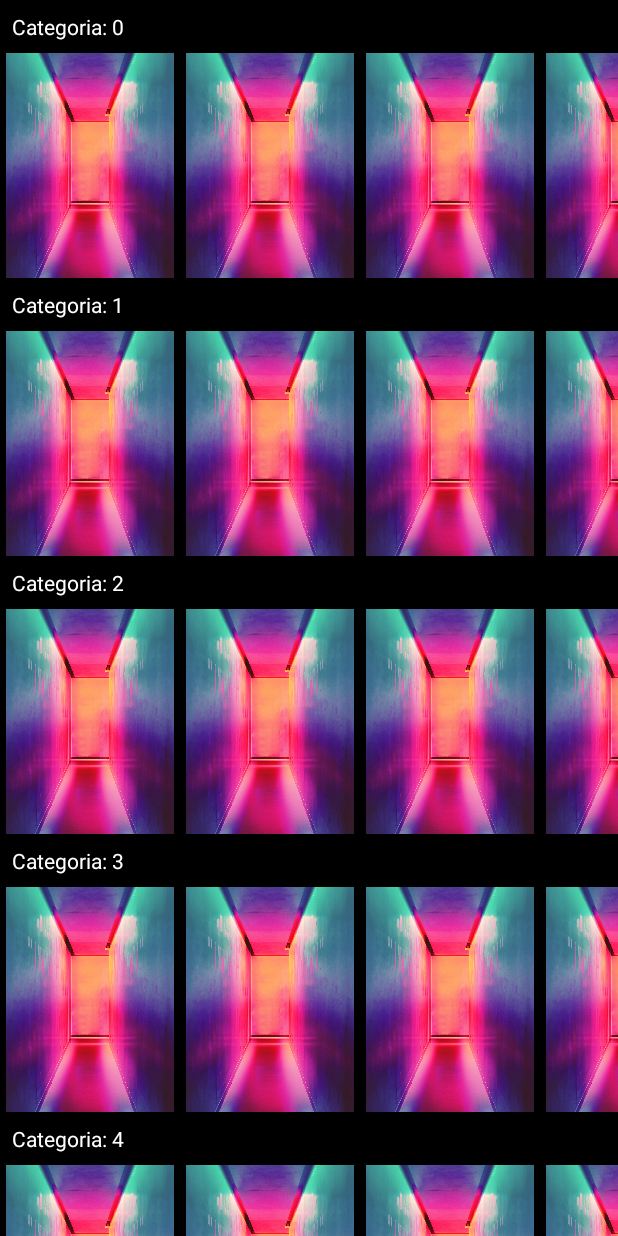
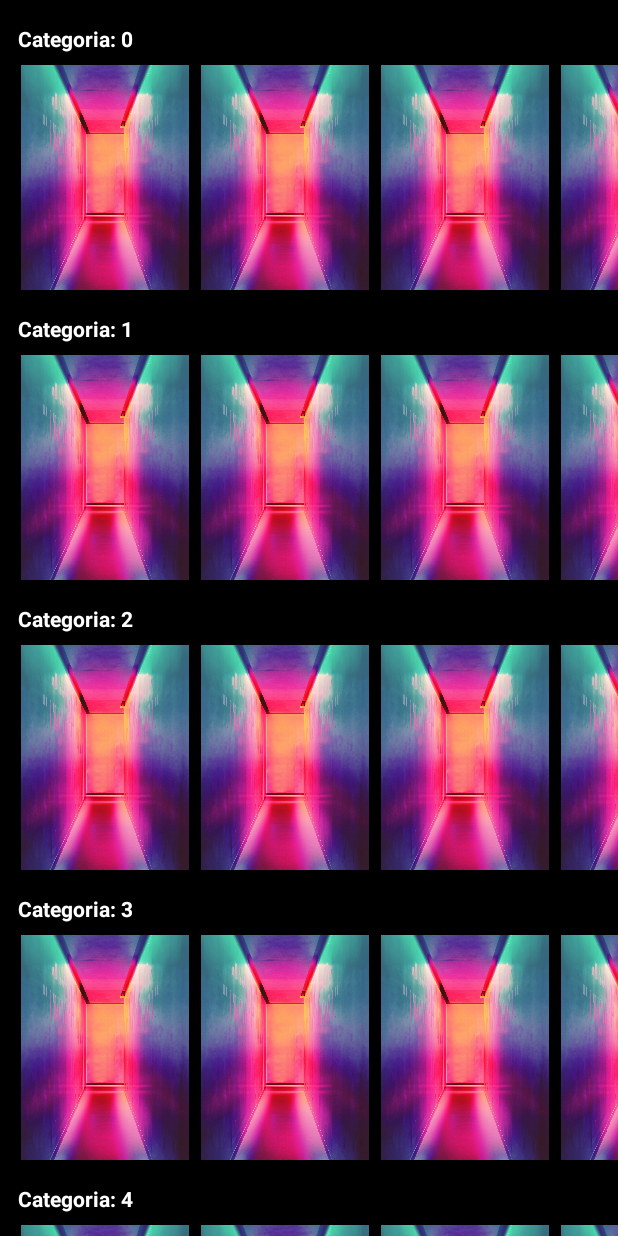
Before and after one commit to edu-correia/NetflixClone, an Android app: the screen it shows after launch (MainActivity), on a phone screen of 412 x 824 dp. Run offline under Robolectric (Android 15) with nearby library versions, the phone set to English and light mode, and no system bars.

Commit message:
Movies list placeholder

```diff
--- /dev/null
+++ b/app/src/main/res/drawable/placeholder_bg.xml
@@ -0,0 +1,11 @@
+<?xml version="1.0" encoding="utf-8"?>
+<shape xmlns:android="http://schemas.android.com/apk/res/android">
+
+    <solid
+        android:color="@color/darkGray"
+        />
+    <size
+        android:width="336dp"
+        android:height="600dp"
+        />
+</shape>
--- a/app/src/main/res/layout/category_item.xml
+++ b/app/src/main/res/layout/category_item.xml
@@ -12,8 +12,9 @@
         android:id="@+id/txt_category_name"
         android:text="Nome da categoria"
         android:textColor="@color/white"
-        android:layout_marginStart="8dp"
-        android:layout_marginTop="8dp"
+        android:layout_marginStart="12dp"
+        android:layout_marginTop="16dp"
+        android:textStyle="bold"
         app:layout_constraintTop_toTopOf="parent"
         app:layout_constraintStart_toStartOf="parent"
         android:layout_width="wrap_content"
@@ -24,6 +25,9 @@
         android:layout_width="match_parent"
         android:layout_height="150dp"
         android:layout_marginTop="8dp"
+        android:paddingStart="10dp"
+        android:paddingEnd="10dp"
+        android:clipToPadding="false"
         app:layout_constraintStart_toStartOf="parent"
         app:layout_constraintEnd_toEndOf="parent"
         app:layout_constraintTop_toBottomOf="@id/txt_category_name"
--- a/app/src/main/res/layout/movie_item.xml
+++ b/app/src/main/res/layout/movie_item.xml
@@ -7,7 +7,7 @@
 
     <ImageView
         android:id="@+id/img_movie_cover"
-        android:src="@drawable/movie_cover"
+        android:src="@drawable/placeholder_bg"
         android:layout_width="0dp"
         android:layout_height="wrap_content"
         android:layout_marginStart="4dp"
--- a/app/src/main/res/values/colors.xml
+++ b/app/src/main/res/values/colors.xml
@@ -8,4 +8,5 @@
     <color name="black">#FF000000</color>
     <color name="white">#FFFFFFFF</color>
     <color name="red">#D81F26</color>
+    <color name="darkGray">#222222</color>
 </resources>
```
